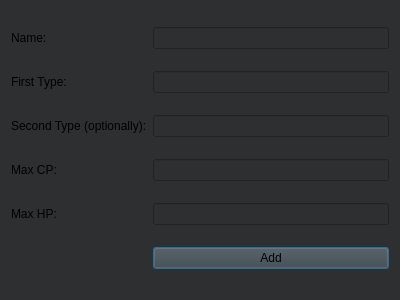
This is addwindow.ui in ducklingsam/dsba-itop2022-hw as Qt 5 draws it before an edit. The edited form follows.
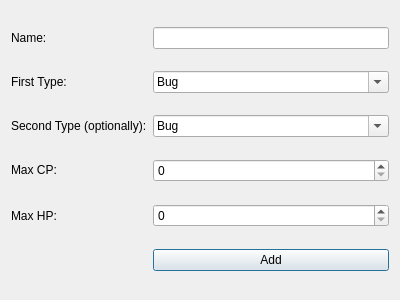
This is the edited form.

The edit to the form file:
```diff
--- a/addwindow.ui
+++ b/addwindow.ui
@@ -12,318 +12,15 @@
   </property>
   <property name="palette">
    <palette>
-    <active>
-     <colorrole role="Button">
-      <brush brushstyle="SolidPattern">
-       <color alpha="255">
-        <red>0</red>
-        <green>0</green>
-        <blue>0</blue>
-       </color>
-      </brush>
-     </colorrole>
-     <colorrole role="Light">
-      <brush brushstyle="SolidPattern">
-       <color alpha="255">
-        <red>0</red>
-        <green>0</green>
-        <blue>0</blue>
-       </color>
-      </brush>
-     </colorrole>
-     <colorrole role="Midlight">
-      <brush brushstyle="SolidPattern">
-       <color alpha="255">
-        <red>0</red>
-        <green>0</green>
-        <blue>0</blue>
-       </color>
-      </brush>
-     </colorrole>
-     <colorrole role="Dark">
-      <brush brushstyle="SolidPattern">
-       <color alpha="255">
-        <red>0</red>
-        <green>0</green>
-        <blue>0</blue>
-       </color>
-      </brush>
-     </colorrole>
-     <colorrole role="Mid">
-      <brush brushstyle="SolidPattern">
-       <color alpha="255">
-        <red>0</red>
-        <green>0</green>
-        <blue>0</blue>
-       </color>
-      </brush>
-     </colorrole>
-     <colorrole role="BrightText">
-      <brush brushstyle="SolidPattern">
-       <color alpha="255">
-        <red>0</red>
-        <green>0</green>
-        <blue>0</blue>
-       </color>
-      </brush>
-     </colorrole>
-     <colorrole role="Base">
-      <brush brushstyle="SolidPattern">
-       <color alpha="255">
-        <red>0</red>
-        <green>0</green>
-        <blue>0</blue>
-       </color>
-      </brush>
-     </colorrole>
-     <colorrole role="Window">
-      <brush brushstyle="SolidPattern">
-       <color alpha="255">
-        <red>0</red>
-        <green>0</green>
-        <blue>0</blue>
-       </color>
-      </brush>
-     </colorrole>
-     <colorrole role="AlternateBase">
-      <brush brushstyle="SolidPattern">
-       <color alpha="255">
-        <red>7</red>
-        <green>7</green>
-        <blue>7</blue>
-       </color>
-      </brush>
-     </colorrole>
-     <colorrole role="ToolTipBase">
-      <brush brushstyle="SolidPattern">
-       <color alpha="255">
-        <red>0</red>
-        <green>0</green>
-        <blue>0</blue>
-       </color>
-      </brush>
-     </colorrole>
-     <colorrole role="PlaceholderText">
-      <brush brushstyle="SolidPattern">
-       <color alpha="255">
-        <red>0</red>
-        <green>0</green>
-        <blue>0</blue>
-       </color>
-      </brush>
-     </colorrole>
-    </active>
-    <inactive>
-     <colorrole role="Button">
-      <brush brushstyle="SolidPattern">
-       <color alpha="255">
-        <red>64</red>
-        <green>65</green>
-        <blue>66</blue>
-       </color>
-      </brush>
-     </colorrole>
-     <colorrole role="Light">
-      <brush brushstyle="SolidPattern">
-       <color alpha="255">
-        <red>55</red>
-        <green>55</green>
-        <blue>55</blue>
-       </color>
-      </brush>
-     </colorrole>
-     <colorrole role="Midlight">
-      <brush brushstyle="SolidPattern">
-       <color alpha="255">
-        <red>52</red>
-        <green>52</green>
-        <blue>52</blue>
-       </color>
-      </brush>
-     </colorrole>
-     <colorrole role="Dark">
-      <brush brushstyle="SolidPattern">
-       <color alpha="255">
-        <red>64</red>
-        <green>65</green>
-        <blue>66</blue>
-       </color>
-      </brush>
-     </colorrole>
-     <colorrole role="Mid">
-      <brush brushstyle="SolidPattern">
-       <color alpha="255">
-        <red>160</red>
-        <green>160</green>
-        <blue>160</blue>
-       </color>
-      </brush>
-     </colorrole>
-     <colorrole role="BrightText">
-      <brush brushstyle="SolidPattern">
-       <color alpha="255">
-        <red>255</red>
-        <green>51</green>
-        <blue>51</blue>
-       </color>
-      </brush>
-     </colorrole>
-     <colorrole role="Base">
-      <brush brushstyle="SolidPattern">
-       <color alpha="255">
-        <red>46</red>
-        <green>47</green>
-        <blue>48</blue>
-       </color>
-      </brush>
-     </colorrole>
-     <colorrole role="Window">
-      <brush brushstyle="SolidPattern">
-       <color alpha="255">
-        <red>46</red>
-        <green>47</green>
-        <blue>48</blue>
-       </color>
-      </brush>
-     </colorrole>
-     <colorrole role="AlternateBase">
-      <brush brushstyle="SolidPattern">
-       <color alpha="255">
-        <red>53</red>
-        <green>54</green>
-        <blue>55</blue>
-       </color>
-      </brush>
-     </colorrole>
-     <colorrole role="ToolTipBase">
-      <brush brushstyle="SolidPattern">
-       <color alpha="255">
-        <red>64</red>
-        <green>65</green>
-        <blue>66</blue>
-       </color>
-      </brush>
-     </colorrole>
-     <colorrole role="PlaceholderText">
-      <brush brushstyle="SolidPattern">
-       <color alpha="255">
-        <red>127</red>
-        <green>127</green>
-        <blue>128</blue>
-       </color>
-      </brush>
-     </colorrole>
-    </inactive>
-    <disabled>
-     <colorrole role="Button">
-      <brush brushstyle="SolidPattern">
-       <color alpha="255">
-        <red>0</red>
-        <green>0</green>
-        <blue>0</blue>
-       </color>
-      </brush>
-     </colorrole>
-     <colorrole role="Light">
-      <brush brushstyle="SolidPattern">
-       <color alpha="255">
-        <red>0</red>
-        <green>0</green>
-        <blue>0</blue>
-       </color>
-      </brush>
-     </colorrole>
-     <colorrole role="Midlight">
-      <brush brushstyle="SolidPattern">
-       <color alpha="255">
-        <red>0</red>
-        <green>0</green>
-        <blue>0</blue>
-       </color>
-      </brush>
-     </colorrole>
-     <colorrole role="Dark">
-      <brush brushstyle="SolidPattern">
-       <color alpha="255">
-        <red>0</red>
-        <green>0</green>
-        <blue>0</blue>
-       </color>
-      </brush>
-     </colorrole>
-     <colorrole role="Mid">
-      <brush brushstyle="SolidPattern">
-       <color alpha="255">
-        <red>0</red>
-        <green>0</green>
-        <blue>0</blue>
-       </color>
-      </brush>
-     </colorrole>
-     <colorrole role="BrightText">
-      <brush brushstyle="SolidPattern">
-       <color alpha="255">
-        <red>0</red>
-        <green>0</green>
-        <blue>0</blue>
-       </color>
-      </brush>
-     </colorrole>
-     <colorrole role="Base">
-      <brush brushstyle="SolidPattern">
-       <color alpha="255">
-        <red>0</red>
-        <green>0</green>
-        <blue>0</blue>
-       </color>
-      </brush>
-     </colorrole>
-     <colorrole role="Window">
-      <brush brushstyle="SolidPattern">
-       <color alpha="255">
-        <red>0</red>
-        <green>0</green>
-        <blue>0</blue>
-       </color>
-      </brush>
-     </colorrole>
-     <colorrole role="AlternateBase">
-      <brush brushstyle="SolidPattern">
-       <color alpha="255">
-        <red>53</red>
-        <green>54</green>
-        <blue>55</blue>
-       </color>
-      </brush>
-     </colorrole>
-     <colorrole role="ToolTipBase">
-      <brush brushstyle="SolidPattern">
-       <color alpha="255">
-        <red>64</red>
-        <green>65</green>
-        <blue>66</blue>
-       </color>
-      </brush>
-     </colorrole>
-     <colorrole role="PlaceholderText">
-      <brush brushstyle="SolidPattern">
-       <color alpha="255">
-        <red>127</red>
-        <green>127</green>
-        <blue>128</blue>
-       </color>
-      </brush>
-     </colorrole>
-    </disabled>
+    <active/>
+    <inactive/>
+    <disabled/>
    </palette>
   </property>
   <property name="windowTitle">
    <string>Add New Pokemon</string>
   </property>
   <layout class="QGridLayout" name="gridLayout">
-   <item row="2" column="1">
-    <widget class="QLineEdit" name="stypeInput"/>
-   </item>
    <item row="1" column="0">
     <widget class="QLabel" name="ftypeLabel">
      <property name="text">
@@ -334,9 +31,6 @@
    <item row="0" column="1">
     <widget class="QLineEdit" name="nameInput"/>
    </item>
-   <item row="1" column="1">
-    <widget class="QLineEdit" name="ftypeInput"/>
-   </item>
    <item row="4" column="0">
     <widget class="QLabel" name="hpLabel">
      <property name="sizePolicy">
@@ -357,12 +51,6 @@
      </property>
     </widget>
    </item>
-   <item row="4" column="1">
-    <widget class="QLineEdit" name="hpInput"/>
-   </item>
-   <item row="3" column="1">
-    <widget class="QLineEdit" name="cpInput"/>
-   </item>
    <item row="2" column="0">
     <widget class="QLabel" name="stypeLabel">
      <property name="text">
@@ -390,6 +78,200 @@
      </property>
     </widget>
    </item>
+   <item row="3" column="1">
+    <widget class="QSpinBox" name="cpInput">
+     <property name="maximum">
+      <number>99999</number>
+     </property>
+    </widget>
+   </item>
+   <item row="4" column="1">
+    <widget class="QSpinBox" name="hpInput">
+     <property name="maximum">
+      <number>99999</number>
+     </property>
+    </widget>
+   </item>
+   <item row="1" column="1">
+    <widget class="QComboBox" name="ftypeInput">
+     <property name="editable">
+      <bool>true</bool>
+     </property>
+     <property name="currentText">
+      <string>Choose first type</string>
+     </property>
+     <item>
+      <property name="text">
+       <string>Bug</string>
+      </property>
+     </item>
+     <item>
+      <property name="text">
+       <string>Dragon</string>
+      </property>
+     </item>
+     <item>
+      <property name="text">
+       <string>Electric</string>
+      </property>
+     </item>
+     <item>
+      <property name="text">
+       <string>Fairy</string>
+      </property>
+     </item>
+     <item>
+      <property name="text">
+       <string>Fighting</string>
+      </property>
+     </item>
+     <item>
+      <property name="text">
+       <string>Fire</string>
+      </property>
+     </item>
+     <item>
+      <property name="text">
+       <string>Flying</string>
+      </property>
+     </item>
+     <item>
+      <property name="text">
+       <string>Ghost</string>
+      </property>
+     </item>
+     <item>
+      <property name="text">
+       <string>Grass</string>
+      </property>
+     </item>
+     <item>
+      <property name="text">
+       <string>Ground</string>
+      </property>
+     </item>
+     <item>
+      <property name="text">
+       <string>Ice</string>
+      </property>
+     </item>
+     <item>
+      <property name="text">
+       <string>Normal</string>
+      </property>
+     </item>
+     <item>
+      <property name="text">
+       <string>Poison</string>
+      </property>
+     </item>
+     <item>
+      <property name="text">
+       <string>Psychic</string>
+      </property>
+     </item>
+     <item>
+      <property name="text">
+       <string>Rock</string>
+      </property>
+     </item>
+     <item>
+      <property name="text">
+       <string>Water</string>
+      </property>
+     </item>
+    </widget>
+   </item>
+   <item row="2" column="1">
+    <widget class="QComboBox" name="comboBox">
+     <property name="editable">
+      <bool>true</bool>
+     </property>
+     <property name="currentText">
+      <string>Choose second type</string>
+     </property>
+     <item>
+      <property name="text">
+       <string>Bug</string>
+      </property>
+     </item>
+     <item>
+      <property name="text">
+       <string>Dragon</string>
+      </property>
+     </item>
+     <item>
+      <property name="text">
+       <string>Electric</string>
+      </property>
+     </item>
+     <item>
+      <property name="text">
+       <string>Fairy</string>
+      </property>
+     </item>
+     <item>
+      <property name="text">
+       <string>Fighting</string>
+      </property>
+     </item>
+     <item>
+      <property name="text">
+       <string>Fire</string>
+      </property>
+     </item>
+     <item>
+      <property name="text">
+       <string>Flying</string>
+      </property>
+     </item>
+     <item>
+      <property name="text">
+       <string>Ghost</string>
+      </property>
+     </item>
+     <item>
+      <property name="text">
+       <string>Grass</string>
+      </property>
+     </item>
+     <item>
+      <property name="text">
+       <string>Ground</string>
+      </property>
+     </item>
+     <item>
+      <property name="text">
+       <string>Ice</string>
+      </property>
+     </item>
+     <item>
+      <property name="text">
+       <string>Normal</string>
+      </property>
+     </item>
+     <item>
+      <property name="text">
+       <string>Poison</string>
+      </property>
+     </item>
+     <item>
+      <property name="text">
+       <string>Psychic</string>
+      </property>
+     </item>
+     <item>
+      <property name="text">
+       <string>Rock</string>
+      </property>
+     </item>
+     <item>
+      <property name="text">
+       <string>Water</string>
+      </property>
+     </item>
+    </widget>
+   </item>
   </layout>
  </widget>
  <tabstops>
```
Left out of the diff: 2 changed lines with no effect on the pictures.
